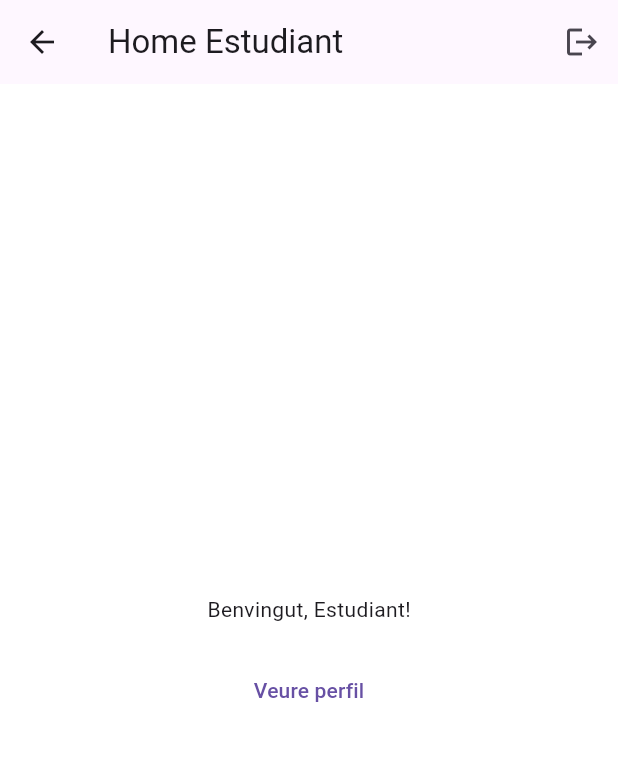
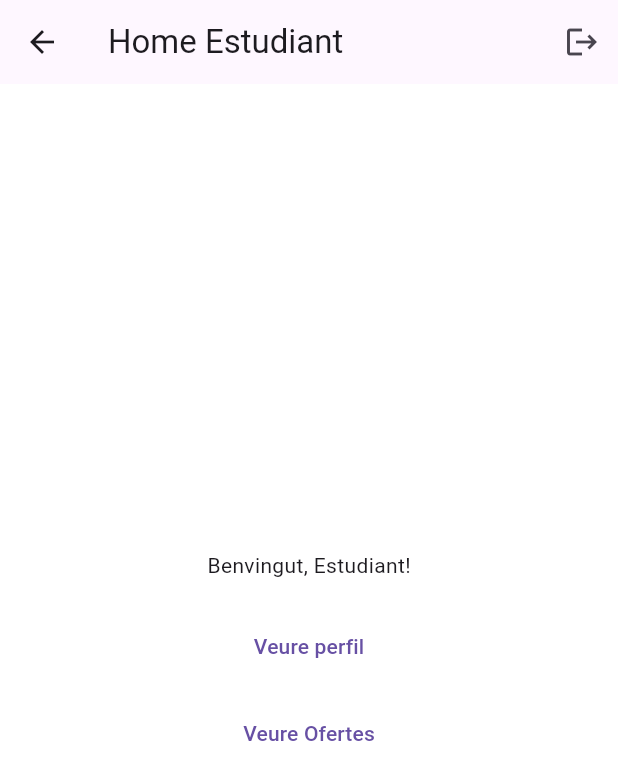
Before and after one commit to dahono22/conecta_app, a Flutter app: the HomeEstudiantScreen screen opened by its route, on a phone screen of 412 x 824 dp. Shown: the top 780 px of the screen. Run offline on Flutter 3.47's test engine with Material 3 defaults, Android fonts, the phone set to English and light mode, and no system bars.

Commit message:
feat: defineix rutes i navegació cap a pantalles d’ofertes2

```diff
--- a/conecta/lib/screens/home_estudiant/home_estudiant_screen.dart
+++ b/conecta/lib/screens/home_estudiant/home_estudiant_screen.dart
@@ -39,6 +39,11 @@ class HomeEstudiantScreen extends StatelessWidget {
               onPressed: () => Navigator.pushNamed(context, AppRoutes.perfil),
               child: const Text('Veure perfil'),
             ),
+            const SizedBox(height: 10),
+            TextButton(
+              onPressed: () => Navigator.pushNamed(context, AppRoutes.llistatOfertes),
+              child: const Text('Veure Ofertes'),
+            ),
           ],
         ),
       ),
```
